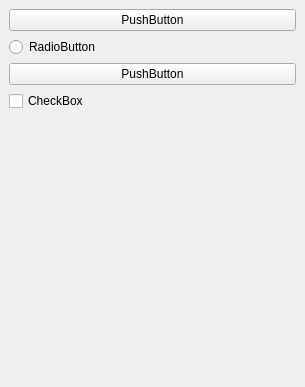
Above: plugin/deep_segmentation_framework/deep_segmentation_framework_dockwidget_base.ui from PUTvision/qgis-plugin-deepness before the change. Below: the same form after it.
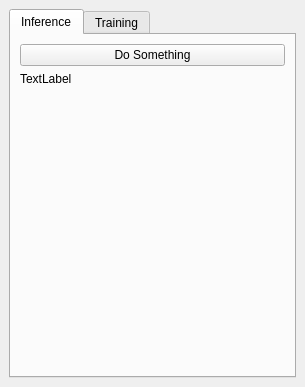
That is the form after the change.

```diff
--- a/plugin/deep_segmentation_framework/deep_segmentation_framework_dockwidget_base.ui
+++ b/plugin/deep_segmentation_framework/deep_segmentation_framework_dockwidget_base.ui
@@ -18,30 +18,28 @@
     <item row="0" column="0">
      <layout class="QVBoxLayout" name="verticalLayout">
       <item>
-       <widget class="QPushButton" name="pushButton">
-        <property name="text">
-         <string>PushButton</string>
+       <widget class="QTabWidget" name="tabWidget">
+        <property name="currentIndex">
+         <number>0</number>
         </property>
-       </widget>
-      </item>
+        <widget class="QWidget" name="tab">
+         <attribute name="title">
+          <string>Inference</string>
+         </attribute>
+         <layout class="QHBoxLayout" name="horizontalLayout">
       <item>
-       <widget class="QRadioButton" name="radioButton">
-        <property name="text">
-         <string>RadioButton</string>
-        </property>
-       </widget>
-      </item>
+           <layout class="QVBoxLayout" name="verticalLayout_2">
       <item>
-       <widget class="QPushButton" name="pushButton_2">
+             <widget class="QPushButton" name="pushButton_doSomething">
         <property name="text">
-         <string>PushButton</string>
+               <string>Do Something</string>
         </property>
        </widget>
       </item>
       <item>
-       <widget class="QCheckBox" name="checkBox">
+             <widget class="QLabel" name="label_img">
         <property name="text">
-         <string>CheckBox</string>
+               <string>TextLabel</string>
         </property>
        </widget>
       </item>
@@ -57,6 +55,17 @@
          </size>
         </property>
        </spacer>
+            </item>
+           </layout>
+          </item>
+         </layout>
+        </widget>
+        <widget class="QWidget" name="tab_2">
+         <attribute name="title">
+          <string>Training</string>
+         </attribute>
+        </widget>
+       </widget>
       </item>
      </layout>
     </item>
```
Lines whose indentation alone changed are shown as unchanged.
